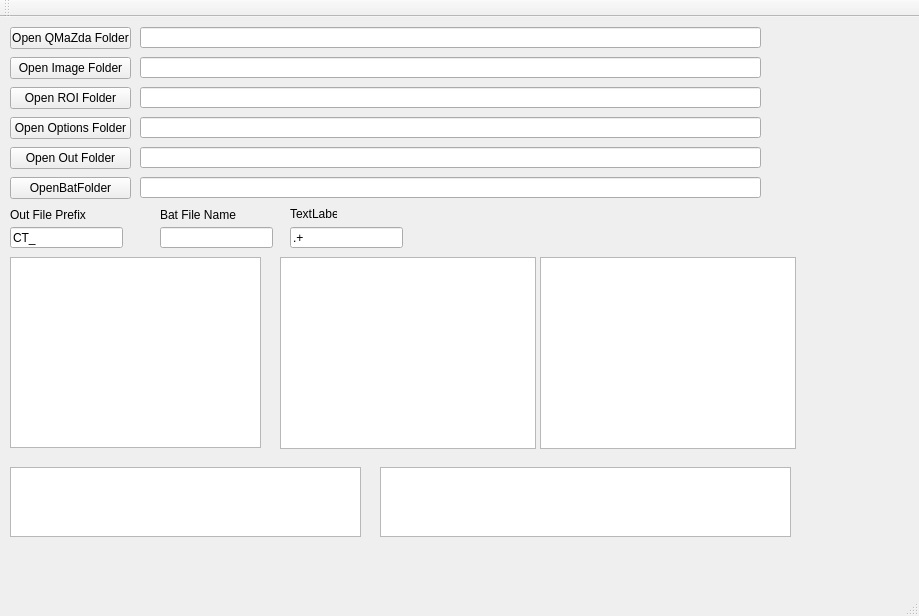
The window that mainwindow.ui (marcinkociolek/MaZdaBat) describes before a commit, drawn with Qt 5.
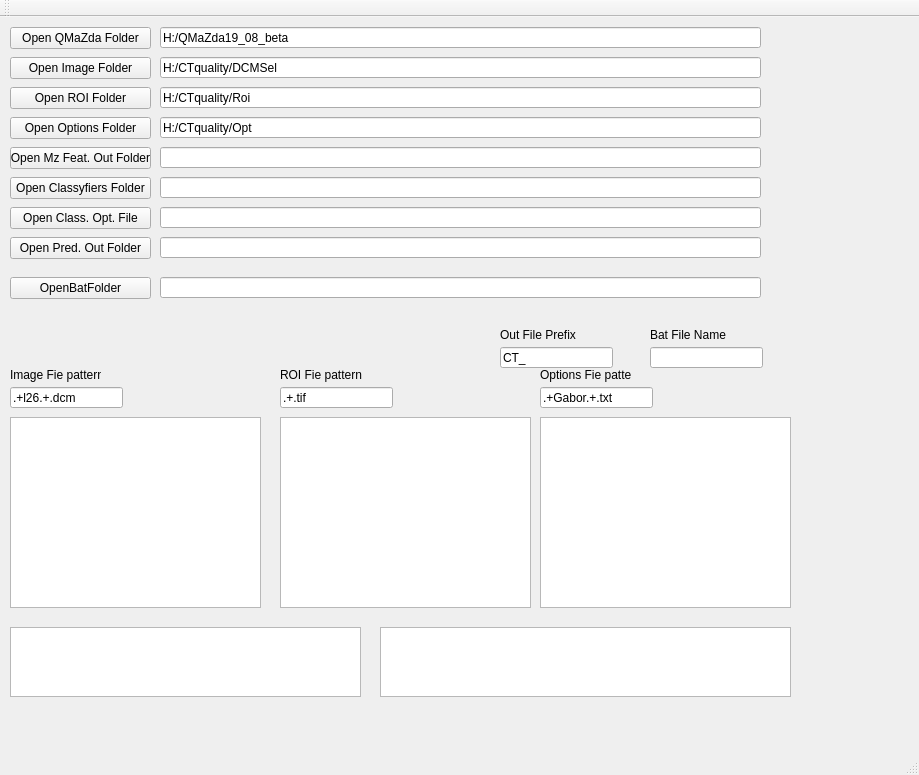
The same window after the commit.

```diff
--- a/mainwindow.ui
+++ b/mainwindow.ui
@@ -7,7 +7,7 @@
     <x>0</x>
     <y>0</y>
     <width>919</width>
-    <height>616</height>
+    <height>775</height>
    </rect>
   </property>
   <property name="windowTitle">
@@ -19,7 +19,7 @@
      <rect>
       <x>10</x>
       <y>10</y>
-      <width>121</width>
+      <width>141</width>
       <height>22</height>
      </rect>
     </property>
@@ -32,7 +32,7 @@
      <rect>
       <x>10</x>
       <y>40</y>
-      <width>121</width>
+      <width>141</width>
       <height>22</height>
      </rect>
     </property>
@@ -45,7 +45,7 @@
      <rect>
       <x>10</x>
       <y>70</y>
-      <width>121</width>
+      <width>141</width>
       <height>22</height>
      </rect>
     </property>
@@ -56,39 +56,48 @@
    <widget class="QLineEdit" name="lineEditMaZdaFolder">
     <property name="geometry">
      <rect>
-      <x>140</x>
+      <x>160</x>
       <y>10</y>
-      <width>621</width>
+      <width>601</width>
       <height>21</height>
      </rect>
     </property>
+    <property name="text">
+     <string>H:/QMaZda19_08_beta</string>
+    </property>
    </widget>
    <widget class="QLineEdit" name="lineEditImageFolder">
     <property name="geometry">
      <rect>
-      <x>140</x>
+      <x>160</x>
       <y>40</y>
-      <width>621</width>
+      <width>601</width>
       <height>21</height>
      </rect>
     </property>
+    <property name="text">
+     <string>H:/CTquality/DCMSel</string>
+    </property>
    </widget>
    <widget class="QLineEdit" name="lineEditROIFolder">
     <property name="geometry">
      <rect>
-      <x>140</x>
+      <x>160</x>
       <y>70</y>
-      <width>621</width>
+      <width>601</width>
       <height>21</height>
      </rect>
     </property>
+    <property name="text">
+     <string>H:/CTquality/Roi</string>
+    </property>
    </widget>
    <widget class="QPushButton" name="pushButtonOpenOptionsFolder">
     <property name="geometry">
      <rect>
       <x>10</x>
       <y>100</y>
-      <width>121</width>
+      <width>141</width>
       <height>22</height>
      </rect>
     </property>
@@ -99,61 +108,44 @@
    <widget class="QLineEdit" name="lineEditOptionsFolder">
     <property name="geometry">
      <rect>
-      <x>140</x>
+      <x>160</x>
       <y>100</y>
-      <width>621</width>
+      <width>601</width>
       <height>21</height>
      </rect>
     </property>
+    <property name="text">
+     <string>H:/CTquality/Opt</string>
+    </property>
    </widget>
    <widget class="QPushButton" name="pushButtonOpenOutFolder">
     <property name="geometry">
      <rect>
       <x>10</x>
       <y>130</y>
-      <width>121</width>
+      <width>141</width>
       <height>22</height>
      </rect>
     </property>
     <property name="text">
-     <string>Open Out Folder</string>
+     <string>Open Mz Feat. Out Folder</string>
     </property>
    </widget>
    <widget class="QLineEdit" name="lineEditOutFolder">
     <property name="geometry">
      <rect>
-      <x>140</x>
+      <x>160</x>
       <y>130</y>
-      <width>621</width>
+      <width>601</width>
       <height>21</height>
      </rect>
     </property>
    </widget>
-   <widget class="QListView" name="listViewROIFiles">
-    <property name="geometry">
-     <rect>
-      <x>280</x>
-      <y>240</y>
-      <width>256</width>
-      <height>192</height>
-     </rect>
-    </property>
-   </widget>
-   <widget class="QListView" name="listViewOptionFiles">
-    <property name="geometry">
-     <rect>
-      <x>540</x>
-      <y>240</y>
-      <width>256</width>
-      <height>192</height>
-     </rect>
-    </property>
-   </widget>
    <widget class="QLineEdit" name="lineEditOutFilePrefix">
     <property name="geometry">
      <rect>
-      <x>10</x>
-      <y>210</y>
+      <x>500</x>
+      <y>330</y>
       <width>113</width>
       <height>21</height>
      </rect>
@@ -165,8 +157,8 @@
    <widget class="QLabel" name="labelOutFilePrefix">
     <property name="geometry">
      <rect>
-      <x>10</x>
-      <y>190</y>
+      <x>500</x>
+      <y>310</y>
       <width>91</width>
       <height>16</height>
      </rect>
@@ -179,7 +171,7 @@
     <property name="geometry">
      <rect>
       <x>10</x>
-      <y>450</y>
+      <y>610</y>
       <width>351</width>
       <height>70</height>
      </rect>
@@ -189,7 +181,7 @@
     <property name="geometry">
      <rect>
       <x>380</x>
-      <y>450</y>
+      <y>610</y>
       <width>411</width>
       <height>70</height>
      </rect>
@@ -199,8 +191,8 @@
     <property name="geometry">
      <rect>
       <x>10</x>
-      <y>160</y>
-      <width>121</width>
+      <y>260</y>
+      <width>141</width>
       <height>22</height>
      </rect>
     </property>
@@ -211,9 +203,9 @@
    <widget class="QLineEdit" name="lineEditBatFolder">
     <property name="geometry">
      <rect>
-      <x>140</x>
-      <y>160</y>
-      <width>621</width>
+      <x>160</x>
+      <y>260</y>
+      <width>601</width>
       <height>21</height>
      </rect>
     </property>
@@ -221,8 +213,8 @@
    <widget class="QLineEdit" name="lineEditBatFileName">
     <property name="geometry">
      <rect>
-      <x>160</x>
-      <y>210</y>
+      <x>650</x>
+      <y>330</y>
       <width>113</width>
       <height>21</height>
      </rect>
@@ -231,8 +223,8 @@
    <widget class="QLabel" name="labelBatFileName">
     <property name="geometry">
      <rect>
-      <x>160</x>
-      <y>190</y>
+      <x>650</x>
+      <y>310</y>
       <width>91</width>
       <height>16</height>
      </rect>
@@ -244,34 +236,175 @@
    <widget class="QLineEdit" name="lineEditFilePattern">
     <property name="geometry">
      <rect>
-      <x>290</x>
-      <y>210</y>
+      <x>10</x>
+      <y>370</y>
       <width>113</width>
       <height>21</height>
      </rect>
     </property>
     <property name="text">
-     <string>.+</string>
+     <string>.+l26.+.dcm</string>
     </property>
    </widget>
    <widget class="QLabel" name="labelFilePattern">
     <property name="geometry">
      <rect>
-      <x>290</x>
-      <y>190</y>
-      <width>47</width>
-      <height>14</height>
+      <x>10</x>
+      <y>350</y>
+      <width>91</width>
+      <height>16</height>
      </rect>
     </property>
     <property name="text">
-     <string>TextLabel</string>
+     <string>Image Fie pattern</string>
     </property>
    </widget>
    <widget class="QTextEdit" name="textEditImageFiles">
     <property name="geometry">
      <rect>
       <x>10</x>
-      <y>240</y>
+      <y>400</y>
+      <width>251</width>
+      <height>191</height>
+     </rect>
+    </property>
+   </widget>
+   <widget class="QPushButton" name="pushButtonOpenClassyfiersFolder">
+    <property name="geometry">
+     <rect>
+      <x>10</x>
+      <y>160</y>
+      <width>141</width>
+      <height>22</height>
+     </rect>
+    </property>
+    <property name="text">
+     <string>Open Classyfiers Folder</string>
+    </property>
+   </widget>
+   <widget class="QLineEdit" name="lineEditClassyfiersFolder">
+    <property name="geometry">
+     <rect>
+      <x>160</x>
+      <y>160</y>
+      <width>601</width>
+      <height>21</height>
+     </rect>
+    </property>
+   </widget>
+   <widget class="QPushButton" name="pushButtonOpenPredictorOutputFolder">
+    <property name="geometry">
+     <rect>
+      <x>10</x>
+      <y>220</y>
+      <width>141</width>
+      <height>22</height>
+     </rect>
+    </property>
+    <property name="text">
+     <string>Open Pred. Out Folder</string>
+    </property>
+   </widget>
+   <widget class="QLineEdit" name="lineEditPredictorOutputFolder">
+    <property name="geometry">
+     <rect>
+      <x>160</x>
+      <y>220</y>
+      <width>601</width>
+      <height>21</height>
+     </rect>
+    </property>
+   </widget>
+   <widget class="QPushButton" name="pushButtonOpenClassyfiersOptionsFile">
+    <property name="geometry">
+     <rect>
+      <x>10</x>
+      <y>190</y>
+      <width>141</width>
+      <height>22</height>
+     </rect>
+    </property>
+    <property name="text">
+     <string>Open Class. Opt. File</string>
+    </property>
+   </widget>
+   <widget class="QLineEdit" name="lineEditClassyfiersOptionsFile">
+    <property name="geometry">
+     <rect>
+      <x>160</x>
+      <y>190</y>
+      <width>601</width>
+      <height>21</height>
+     </rect>
+    </property>
+   </widget>
+   <widget class="QLabel" name="labelROIFilePattern">
+    <property name="geometry">
+     <rect>
+      <x>280</x>
+      <y>350</y>
+      <width>91</width>
+      <height>16</height>
+     </rect>
+    </property>
+    <property name="text">
+     <string>ROI Fie pattern</string>
+    </property>
+   </widget>
+   <widget class="QLineEdit" name="lineEditROIFilePattern">
+    <property name="geometry">
+     <rect>
+      <x>280</x>
+      <y>370</y>
+      <width>113</width>
+      <height>21</height>
+     </rect>
+    </property>
+    <property name="text">
+     <string>.+.tif</string>
+    </property>
+   </widget>
+   <widget class="QTextEdit" name="textEditROIFiles">
+    <property name="geometry">
+     <rect>
+      <x>280</x>
+      <y>400</y>
+      <width>251</width>
+      <height>191</height>
+     </rect>
+    </property>
+   </widget>
+   <widget class="QLineEdit" name="lineEditOptionsFilePattern">
+    <property name="geometry">
+     <rect>
+      <x>540</x>
+      <y>370</y>
+      <width>113</width>
+      <height>21</height>
+     </rect>
+    </property>
+    <property name="text">
+     <string>.+Gabor.+.txt</string>
+    </property>
+   </widget>
+   <widget class="QLabel" name="labelOptionsFilePattern">
+    <property name="geometry">
+     <rect>
+      <x>540</x>
+      <y>350</y>
+      <width>91</width>
+      <height>16</height>
+     </rect>
+    </property>
+    <property name="text">
+     <string>Options Fie pattern</string>
+    </property>
+   </widget>
+   <widget class="QTextEdit" name="textEditOptionsFiles">
+    <property name="geometry">
+     <rect>
+      <x>540</x>
+      <y>400</y>
       <width>251</width>
       <height>191</height>
      </rect>
```
Left out of the diff: 8 changed lines with no effect on the pictures.
